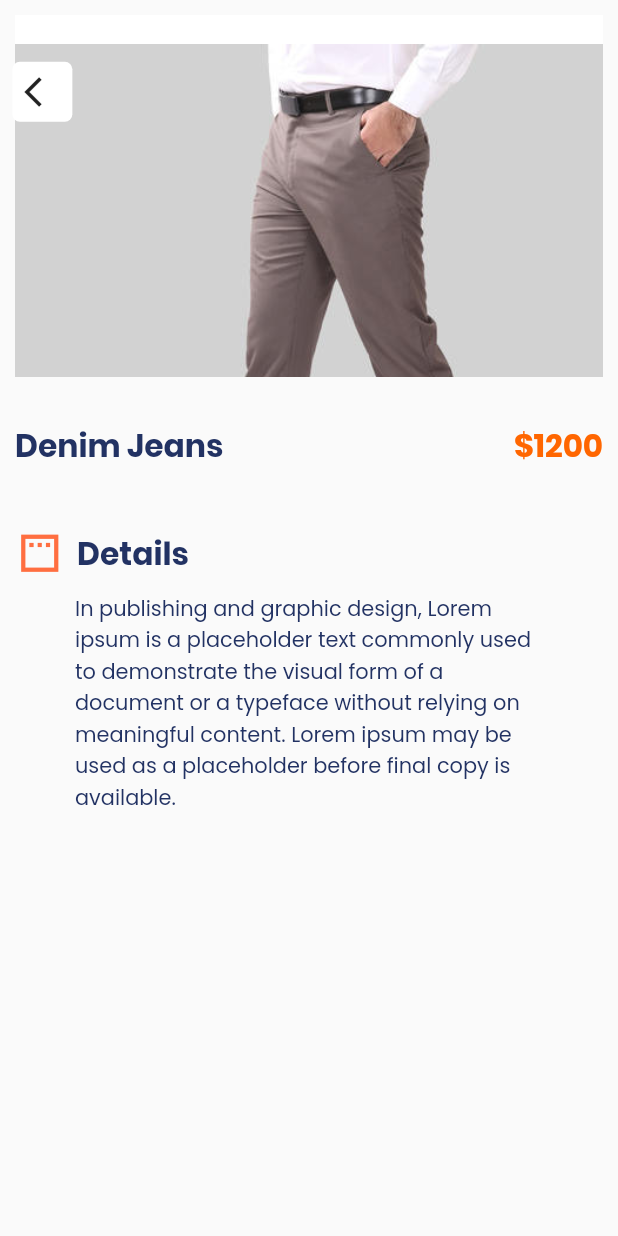
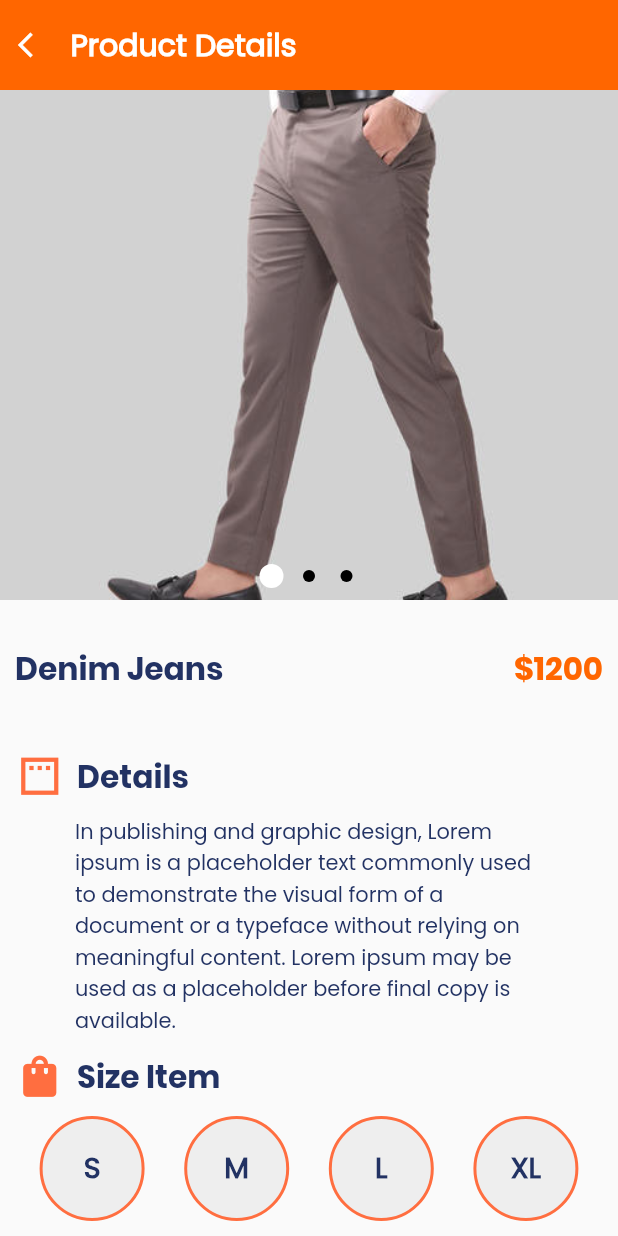
Before and after one commit to dexzter07/Fashion-App, a Flutter app: the screen it shows after launch, after a tap on "Denim Jeans", on a phone screen of 412 x 824 dp. Run offline on Flutter 3.47's test engine with Material 2 defaults, Android fonts, the phone set to English and light mode, and no system bars; drawn by our look-alikes of carousel_pro; our stand-ins replace get, lottie, persistent_bottom_nav_bar, share; missing offline and left inert: launch_review.

Commit message:
Detailed page done..

```diff
--- /dev/null
+++ b/lib/models/home/carousel_model.dart
@@ -0,0 +1,5 @@
+class CarouselModel {
+  final String imageUrl;
+  CarouselModel({this.imageUrl});
+
+}
--- /dev/null
+++ b/lib/models/home/size_model.dart
@@ -0,0 +1,7 @@
+import 'package:flutter/cupertino.dart';
+
+class SizeModel {
+  final String text;
+  final Color color;
+  SizeModel({this.text,this.color});
+}
--- a/lib/views/home/detail_page.dart
+++ b/lib/views/home/detail_page.dart
@@ -1,9 +1,16 @@
 import 'package:carousel_pro/carousel_pro.dart';
 import 'package:fiona_fashion/configs/styles/app_colors.dart';
 import 'package:fiona_fashion/configs/styles/custom_text_style.dart';
+import 'package:fiona_fashion/models/home/carousel_model.dart';
+import 'package:fiona_fashion/models/home/size_model.dart';
+import 'package:fiona_fashion/widgets/carousel_widget.dart';
+import 'package:fiona_fashion/widgets/custom_appbar.dart';
 import 'package:fiona_fashion/widgets/custom_text_widget.dart';
+import 'package:fiona_fashion/widgets/full_width_button.dart';
+import 'package:fiona_fashion/widgets/size_widget.dart';
 import 'package:flutter/cupertino.dart';
 import 'package:flutter/material.dart';
+import 'package:get/get_core/src/get_main.dart';
 
 class DetailPage extends StatefulWidget {
   @override
@@ -11,75 +18,43 @@ class DetailPage extends StatefulWidget {
 }
 
 class _DetailPageState extends State<DetailPage> {
+  List<CarouselModel> _carouselModel = [
+    CarouselModel(imageUrl: "assets/images/pants.jpg"),
+    CarouselModel(imageUrl: "assets/images/pants.jpg"),
+    CarouselModel(imageUrl: "assets/images/pants.jpg"),
+
+  ];
+  List<SizeModel> _sizeModel = [
+    SizeModel(text: "S"),
+    SizeModel(text: "M"),
+    SizeModel(text: "L"),
+    SizeModel(text: "XL"),
+
+  ];
+
   @override
   Widget build(BuildContext context) {
     return Scaffold(
       body: ListView(
         children: [
-          Stack(
-            children: [
+          CustomAppBar(title: "Product Details",),
           Container(
-                width: 479.04,
-                height: 251.39,
+            width: double.infinity,
+            height: 340,
             decoration: BoxDecoration(
                 borderRadius: BorderRadius.all(Radius.circular(7))),
-                child: ListView(children: [
-                  Container(
-                    height: 451.0,
             child: Carousel(
-                      autoplay: true,
-                      images: [
-                        InkWell(
-                            onTap: () {},
-                            child: Container(
-                              margin: EdgeInsets.all(10),
-                              color: Colors.white,
-                              child: Image.asset("assets/images/pants.jpg", fit: BoxFit.fitWidth,),
+              autoplay: false,
+              images:
+                _carouselModel.map((e) => CustomCarousel(image: e,)).toList(),
 
-                            )),
-                        InkWell(
-                            onTap: () {},
-                            child: Container(
-                              margin: EdgeInsets.all(10),
-                              color: Colors.white,
-                              child: Image.asset("assets/images/pants.jpg", fit: BoxFit.fitWidth,),
-
-                            )),
-                        InkWell(
-                            onTap: () {},
-                            child: Container(
-                              margin: EdgeInsets.all(10),
-                              color: Colors.white,
-                              child: Image.asset("assets/images/pants.jpg", fit: BoxFit.fitWidth,),
-                            )),
-                      ],
               dotSize: 8.0,
               dotColor: Colors.black,
               dotBgColor: Colors.transparent,
               indicatorBgPadding: 8.0,
+            )
           ),
-                  ),
-                ])
-              ),
-              Positioned(
-                  top: MediaQuery.of(context).size.height * 0.05,
-                  left: MediaQuery.of(context).size.width * 0.02,
-                  child: InkWell(
-                    onTap: () {
-                      Navigator.pop(context);
-                    },
-                    child: Container(
-                      decoration: BoxDecoration(
-                          color: Colors.white,
-                          borderRadius: BorderRadius.all(Radius.circular(5))),
-                      child: Padding(
-                        padding: const EdgeInsets.all(8.0),
-                        child: Icon(Icons.arrow_back_ios),
-                      ),
-                    ),
-                  ))
-            ],
-          ),
+
           Container(
             margin: EdgeInsets.symmetric(horizontal: 10,vertical: 30),
             child: Row(
@@ -87,6 +62,7 @@ class _DetailPageState extends State<DetailPage> {
               children: [
                 CustomTextWidget("Denim Jeans", style: CustomTextStyle.ultraBoldTextStyle(),),
                 CustomTextWidget("\$1200", style: CustomTextStyle.ultraBoldTextStyle(color: AppColors.primaryDarkOrange),)
+
               ],
             ),
           ),
@@ -103,7 +79,26 @@ class _DetailPageState extends State<DetailPage> {
             padding: const EdgeInsets.symmetric(horizontal: 50),
             child: CustomTextWidget("In publishing and graphic design, Lorem ipsum is a placeholder text commonly used to demonstrate the visual form of a document or a typeface without relying on meaningful content. Lorem ipsum may be used as a placeholder before final copy is available.",
               style: CustomTextStyle.mediumTextStyle(),),
-          )
+          ),
+          Container(
+            margin: EdgeInsets.symmetric(horizontal: 10,vertical: 10),
+            child: Row(
+              children: [
+                Icon(Icons.shopping_bag, color: Colors.deepOrangeAccent,size: 33,),
+                CustomTextWidget("  Size Item", style: CustomTextStyle.ultraBoldTextStyle(color: AppColors.textDarkColor),)
+              ],
+            ),
+          ),
+          Row(
+            mainAxisAlignment: MainAxisAlignment.spaceEvenly,
+            children: _sizeModel.map((e) => SizeWidget(text: e,)).toList()
+          ),
+          SizedBox(height: 20,),
+          Container(
+              margin: EdgeInsets.symmetric(horizontal: 20),
+              child: FullWidthButton(title: "Add to Cart",onTap: (){},)),
+          SizedBox(height: 10,),
+
         ],
 
       ),
--- /dev/null
+++ b/lib/widgets/carousel_widget.dart
@@ -0,0 +1,17 @@
+import 'package:fiona_fashion/models/home/carousel_model.dart';
+import 'package:flutter/cupertino.dart';
+import 'custom_inkwell.dart';
+
+class CustomCarousel extends StatelessWidget {
+  final CarouselModel image;
+  CustomCarousel({this.image});
+  @override
+  Widget build(BuildContext context) {
+    return Container(
+      child: CustomInkWell(
+          onTap: () {},
+          child: Image.asset(image.imageUrl, fit: BoxFit.cover,),
+      )
+    );
+  }
+}
--- a/lib/widgets/custom_text_field.dart
+++ b/lib/widgets/custom_text_field.dart
@@ -71,7 +71,7 @@ class CustomTextFieldWithIcon extends StatelessWidget {
       obscureText: obSecureText==null? false : obSecureText,
       validator: validator,
       keyboardType: numberButton==true ? TextInputType.number : null,
-      style: CustomTextStyle.smallTextStyle1(),
+      style: CustomTextStyle.smallTextStyle1(color: Colors.white),
       decoration: InputDecoration(
           suffixIcon: icon,
           contentPadding: contentPadding != null ? contentPadding : null,
@@ -83,7 +83,7 @@ class CustomTextFieldWithIcon extends StatelessWidget {
               borderRadius: borderRadius == null ?  BorderRadius.circular(30) : borderRadius
           ),
           focusedBorder: OutlineInputBorder(
-              borderSide: BorderSide(color: Colors.blue.withOpacity(0.9)),
+              borderSide: BorderSide(color: Colors.grey.withOpacity(0.9)),
               borderRadius: borderRadius == null ?  BorderRadius.circular(30) : borderRadius
           ),
           errorBorder: OutlineInputBorder(
--- /dev/null
+++ b/lib/widgets/size_widget.dart
@@ -0,0 +1,26 @@
+import 'package:fiona_fashion/configs/styles/custom_text_style.dart';
+import 'package:fiona_fashion/models/home/size_model.dart';
+import 'package:fiona_fashion/widgets/custom_text_widget.dart';
+import 'package:flutter/cupertino.dart';
+import 'package:flutter/material.dart';
+
+class SizeWidget extends StatelessWidget {
+  final SizeModel text;
+  final SizeModel color;
+  SizeWidget({this.text,this.color});
+
+  @override
+  Widget build(BuildContext context) {
+    return Container(
+      height: 70,
+      width: 70,
+
+      decoration: BoxDecoration(
+        borderRadius: BorderRadius.all(Radius.circular(50)),
+        color:Colors.grey[200],
+          border: Border.all(color: Colors.deepOrangeAccent,width: 2)
+      ),
+      child: Center(child: CustomTextWidget(text.text,style: CustomTextStyle.boldTextStyle(),)),
+    );
+  }
+}
--- a/pubspec.yaml
+++ b/pubspec.yaml
@@ -17,6 +17,7 @@ dependencies:
   persistent_bottom_nav_bar:
   share: ^0.6.5+4
   launch_review: ^2.0.0
+  carousel_pro:
 
 dev_dependencies:
   flutter_test:
```
Also changed, not shown: pubspec.lock. Lines whose indentation alone changed are shown as unchanged.
